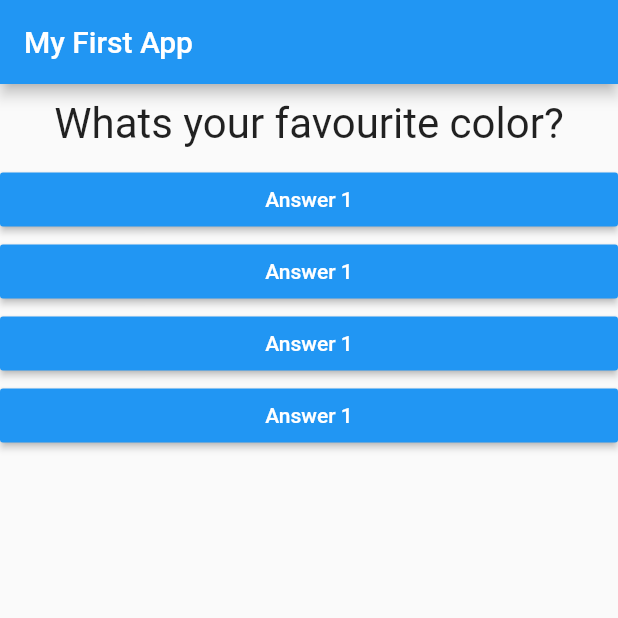
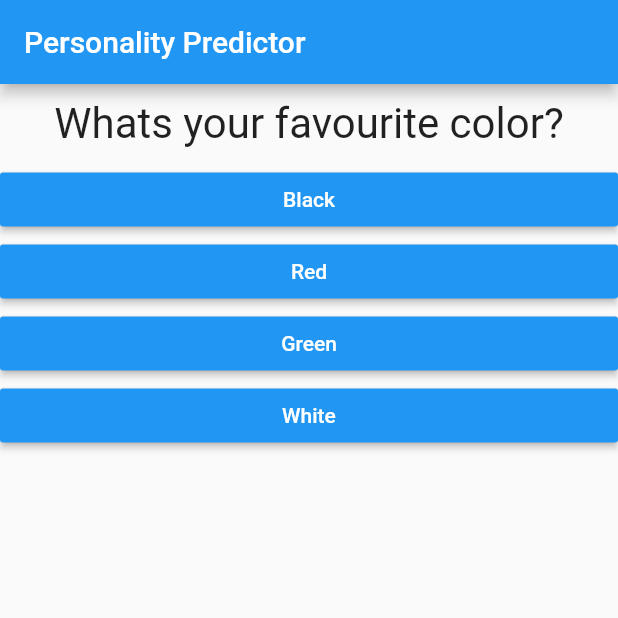
Before and after one commit to mohnishkarri/Personality-Predictor, a Flutter app: the screen it shows after launch, on a phone screen of 412 x 824 dp, the top half of it. Run offline on Flutter 3.47's test engine with Material 2 defaults, Android fonts, the phone set to English and light mode, and no system bars.

Commit message:
Update 5
Answer are created dynimcally and as they are mapped into widgets. questionIndex is only aceesible in main.dart due to '_'. Due to this answer visible in buttons. Also used spread operator(...) as the pull items from lists and add to surrounding individual value.

```diff
--- a/flutter_guide/lib/answer.dart
+++ b/flutter_guide/lib/answer.dart
@@ -2,7 +2,9 @@ import 'package:flutter/material.dart';
 
 class Answer extends StatelessWidget {
   final Function selectHandler;
-  Answer(this.selectHandler);
+  final String answerText;
+
+  Answer(this.selectHandler,this.answerText);
 
   @override
   Widget build(BuildContext context) {
@@ -10,7 +12,7 @@ class Answer extends StatelessWidget {
       width: double.infinity,
       child: RaisedButton(
         textColor: Colors.white,
-        child: Text('Answer 1'),
+        child: Text(answerText),
         onPressed: selectHandler,
         color: Colors.blue,
 
--- a/flutter_guide/lib/main.dart
+++ b/flutter_guide/lib/main.dart
@@ -19,17 +19,17 @@ class MyApp extends StatefulWidget {
 }
 
 class _MyAppState extends State<MyApp> {
-  var questionIndex = 0;
+  var _questionIndex = 0;
   void _answerQuestion() {
     setState(() {
-      questionIndex = questionIndex + 1;
+      _questionIndex = _questionIndex + 1;
     });
 
-    print(questionIndex);
+    print(_questionIndex);
   }
 
   Widget build(BuildContext context) {
-    var questions = [
+    const questions = const[
       {
         'questionText': 'What\s your favourite color?',
         'answers': ['Black', 'Red', 'Green', 'White'],
@@ -47,17 +47,18 @@ class _MyAppState extends State<MyApp> {
     return MaterialApp(
       home: Scaffold(
         appBar: AppBar(
-          title: Text('My First App'),
+          title: Text('Personality Predictor'),
         ),
         body: Column(
           children: [
             Question(
-              questions[questionIndex]['questionText'],
+              questions[_questionIndex]['questionText'],
             ),
-            Answer(_answerQuestion),
-            Answer(_answerQuestion),
-            Answer(_answerQuestion),
-            Answer(_answerQuestion),
+            ...(questions[_questionIndex]['answers']as List<String>).map((answer){
+
+                  return Answer(_answerQuestion,answer);
+
+             }).toList()
           ],
         ),
       ),
```
